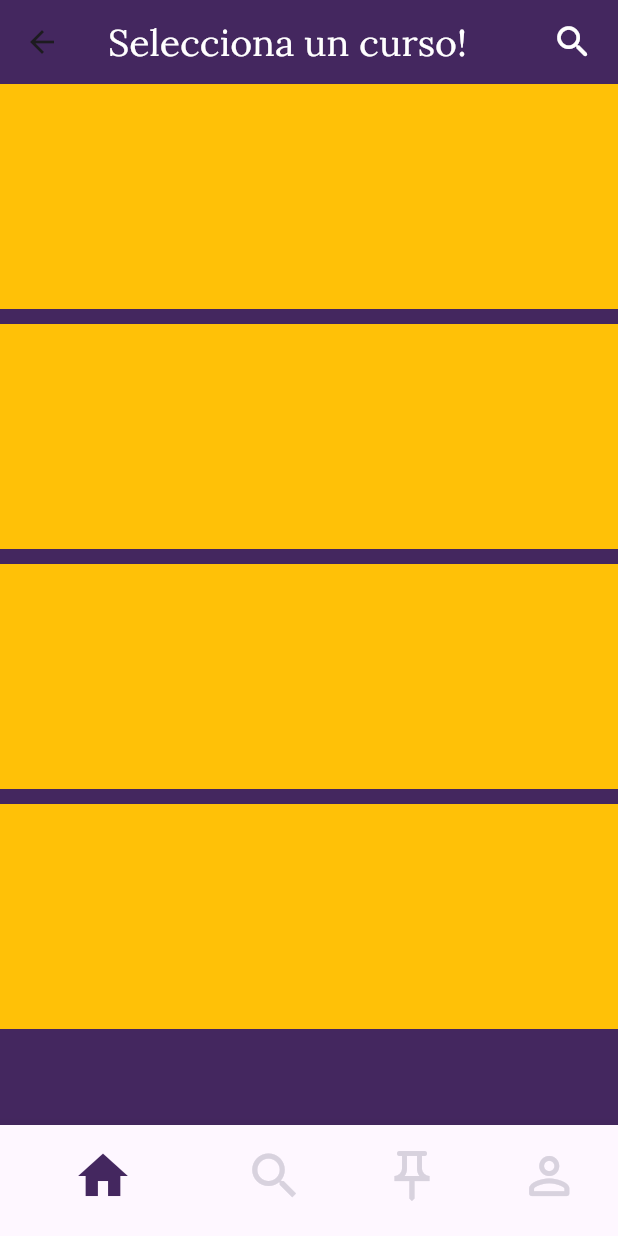
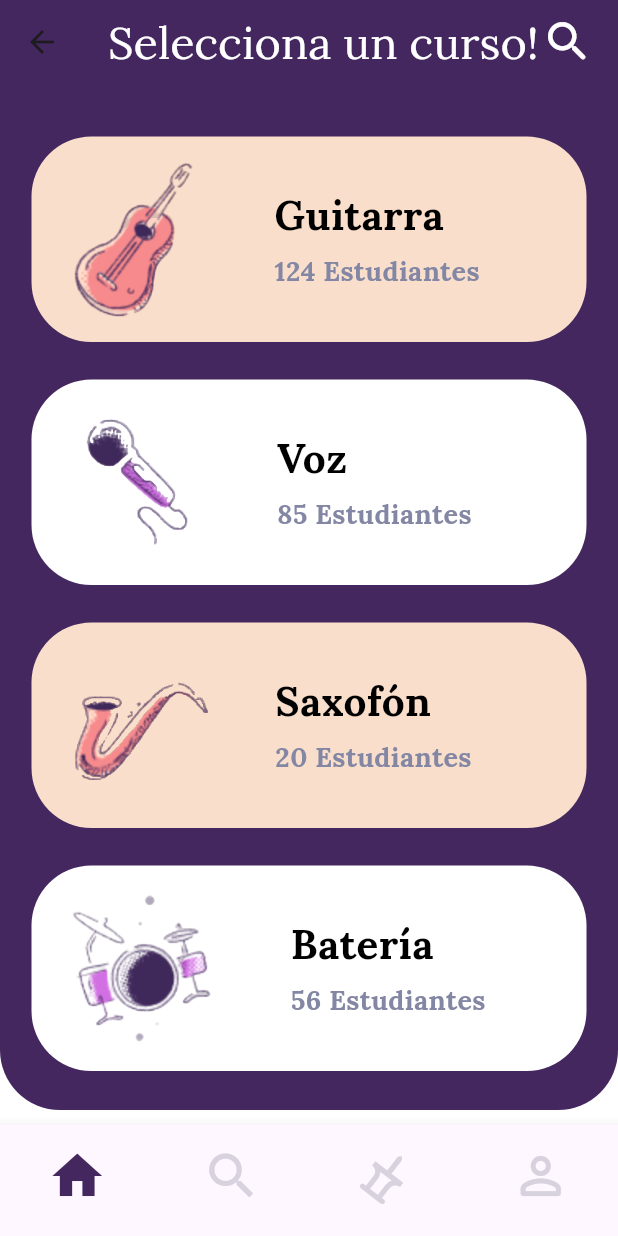
Before and after one commit to Jhon-Giraldo/weinflu_certification_app, a Flutter app: the LandingScreen screen opened by its route, on a phone screen of 412 x 824 dp. Run offline on Flutter 3.47's test engine with Material 2 defaults, Android fonts, the phone set to English and light mode, and no system bars.

Commit message:
Landing Screen Done

```diff
--- a/lib/app.dart
+++ b/lib/app.dart
@@ -1,9 +1,9 @@
 import 'package:flutter/material.dart';
-import 'package:weinflu_app_idea/config/app_routes.dart';
-import 'package:weinflu_app_idea/presentation/screens/guitar_course_screen.dart';
-import 'package:weinflu_app_idea/presentation/screens/landing_screen.dart';
 
+import 'config/app_routes.dart';
 import 'config/theme/theme_config.dart';
+import 'presentation/screens/guitar_course_screen.dart';
+import 'presentation/screens/landing_screen.dart';
 import 'presentation/screens/onboarding_screen.dart';
 
 class WeinFluMusic extends StatelessWidget {
--- a/lib/config/theme/theme_config.dart
+++ b/lib/config/theme/theme_config.dart
@@ -20,7 +20,7 @@ class ThemeConfig {
         displayLarge: AppTextStylesService.logoTextStyle,
         displayMedium: AppTextStylesService.buttonTextStyle,
         bodyLarge: AppTextStylesService.appbarTextStyle,
-        bodyMedium: AppTextStylesService.captionStyle,
+        bodyMedium: AppTextStylesService.subtittleStyle,
       ),
     );
   }
--- a/lib/infrastructure/services/app_colors_service.dart
+++ b/lib/infrastructure/services/app_colors_service.dart
@@ -3,11 +3,12 @@ import 'package:flutter/material.dart';
 class AppColorsService {
   AppColorsService._();
   static const Color primaryColor = Color(0xFF44275F);
-  static const Color cardColor1 = Color(0xFFFEDDCA);
-  static const Color cardColor2 = Color(0xFF000000);
+  static const Color cardColor1 = Color(0xFFF9DFCB);
+  static const Color cardColor2 = Color(0xFFFFFFFF);
   static const Color principalIcons = Color(0xFFFFFFFF);
   static const Color navigationselectedIcon = Color(0xFF44275F);
   static const Color navigationUnselectedIcon = Color(0xFFD8D2DE);
   static const Color whiteColor = Color(0xFFFFFFFF);
   static const Color blackColor = Color(0xFF000000);
+  static const Color subtittleColor = Color(0xFF8387A4);
 }
--- /dev/null
+++ b/lib/infrastructure/services/app_images_service.dart
@@ -0,0 +1,10 @@
+class AppImagesService {
+  AppImagesService._();
+
+  static const List<String> images = [
+    'assets/images/guitar.png',
+    'assets/images/microphone.png',
+    'assets/images/saxophone.png',
+    'assets/images/drums.png',
+  ];
+}
--- /dev/null
+++ b/lib/infrastructure/services/app_subtitles_service.dart
@@ -0,0 +1,10 @@
+class AppSubtitlesService {
+  AppSubtitlesService._();
+
+  static const List<String> subtitles = [
+    '124 Estudiantes',
+    '85 Estudiantes',
+    '20 Estudiantes',
+    '56 Estudiantes',
+  ];
+}
--- a/lib/infrastructure/services/app_text_style_service.dart
+++ b/lib/infrastructure/services/app_text_style_service.dart
@@ -1,5 +1,6 @@
 import 'package:flutter/material.dart';
-import 'package:weinflu_app_idea/infrastructure/services/app_colors_service.dart';
+
+import 'app_colors_service.dart';
 
 class AppTextStylesService {
   AppTextStylesService._();
@@ -19,14 +20,21 @@ class AppTextStylesService {
   );
 
   static const TextStyle appbarTextStyle = TextStyle(
-    fontSize: 25,
+    fontSize: 30,
     color: AppColorsService.whiteColor,
     fontStyle: FontStyle.normal,
   );
 
-  static const TextStyle captionStyle = TextStyle(
-    fontSize: 12,
+  static const TextStyle tittleStyle = TextStyle(
+    fontSize: 27,
     color: AppColorsService.blackColor,
     fontStyle: FontStyle.normal,
   );
+
+  static const TextStyle subtittleStyle = TextStyle(
+    fontSize: 18,
+    color: AppColorsService.subtittleColor,
+    fontStyle: FontStyle.normal,
+    fontWeight: FontWeight.bold,
+  );
 }
--- /dev/null
+++ b/lib/infrastructure/services/app_titles_service.dart
@@ -0,0 +1,10 @@
+class AppTitlesService {
+  AppTitlesService._();
+
+  static const List<String> titles = [
+    'Guitarra',
+    'Voz',
+    'Saxofón',
+    'Batería',
+  ];
+}
--- a/lib/presentation/screens/guitar_course_screen.dart
+++ b/lib/presentation/screens/guitar_course_screen.dart
@@ -5,6 +5,11 @@ class GuitarCourseScreen extends StatelessWidget {
 
   @override
   Widget build(BuildContext context) {
-    return Container();
+    return Scaffold(
+      appBar: AppBar(),
+      body: const Center(
+        child: Text('Guitar Course Screen'),
+      ),
+    );
   }
 }
--- a/lib/presentation/screens/landing_screen.dart
+++ b/lib/presentation/screens/landing_screen.dart
@@ -1,6 +1,9 @@
 import 'package:flutter/material.dart';
-import 'package:weinflu_app_idea/infrastructure/services/app_colors_service.dart';
-import 'package:weinflu_app_idea/infrastructure/services/app_text_style_service.dart';
+
+import '../../infrastructure/services/app_colors_service.dart';
+import '../../infrastructure/services/app_text_style_service.dart';
+import '../widgets/cards_container_widget.dart';
+import '../widgets/custom_bottom_navigation_bar_widget.dart';
 
 class LandingScreen extends StatelessWidget {
   const LandingScreen({super.key});
@@ -22,7 +25,7 @@ class LandingScreen extends StatelessWidget {
             Icon(
               Icons.search_rounded,
               color: AppColorsService.principalIcons,
-              size: 28,
+              size: 35,
             ),
           ],
         ),
@@ -38,83 +41,3 @@ class LandingScreen extends StatelessWidget {
     );
   }
 }
-
-class CardsContainer extends StatelessWidget {
-  const CardsContainer({
-    super.key,
-  });
-
-  @override
-  Widget build(BuildContext context) {
-    return Container(
-      color: AppColorsService.primaryColor,
-      child: ListView.builder(
-        itemCount: 4,
-        itemBuilder: (BuildContext _, int index) => const CardWidget(),
-      ),
-    );
-  }
-}
-
-class CardWidget extends StatelessWidget {
-  const CardWidget({
-    super.key,
-  });
-
-  @override
-  Widget build(BuildContext context) {
-    return Container(
-      height: 150,
-      color: Colors.amber,
-      margin: const EdgeInsets.only(bottom: 10),
-    );
-  }
-}
-
-class CustomBottomNavigationBar extends StatelessWidget {
-  const CustomBottomNavigationBar({
-    super.key,
-  });
-
-  @override
-  Widget build(BuildContext context) {
-    return BottomNavigationBar(
-      showSelectedLabels: false,
-      showUnselectedLabels: false,
-      items: const [
-        BottomNavigationBarItem(
-          icon: Icon(
-            Icons.home,
-            color: AppColorsService.navigationselectedIcon,
-            size: 40,
-          ),
-          label: '',
-        ),
-        BottomNavigationBarItem(
-          icon: Icon(
-            Icons.search,
-            color: AppColorsService.navigationUnselectedIcon,
-            size: 40,
-          ),
-          label: '',
-        ),
-        BottomNavigationBarItem(
-          icon: Icon(
-            Icons.push_pin_outlined,
-            color: AppColorsService.navigationUnselectedIcon,
-            size: 40,
-          ),
-          label: '',
-        ),
-        BottomNavigationBarItem(
-          icon: Icon(
-            Icons.person_outline_rounded,
-            color: AppColorsService.navigationUnselectedIcon,
-            size: 40,
-          ),
-          label: '',
-        ),
-      ],
-    );
-  }
-}
--- /dev/null
+++ b/lib/presentation/widgets/card_widget.dart
@@ -0,0 +1,74 @@
+import 'package:flutter/material.dart';
+
+import '../../infrastructure/services/app_colors_service.dart';
+import '../../infrastructure/services/app_text_style_service.dart';
+
+class CardWidget extends StatelessWidget {
+  final int index;
+  final String imageUrl;
+  final String title;
+  final String subtitle;
+
+  const CardWidget({
+    required this.index,
+    required this.imageUrl,
+    required this.title,
+    required this.subtitle,
+    super.key,
+  });
+
+  @override
+  Widget build(BuildContext context) {
+    return GestureDetector(
+      onTap: () {
+        if (index == 0) {
+          Navigator.of(context).pushNamed('guitarCourseScreen');
+        }
+      },
+      child: Align(
+        alignment: Alignment.center,
+        child: SizedBox(
+          width: 370,
+          height: 162,
+          child: Container(
+            decoration: BoxDecoration(
+                color: index % 2 == 0
+                    ? AppColorsService.cardColor1
+                    : AppColorsService.cardColor2,
+                borderRadius: const BorderRadius.all(Radius.circular(40))),
+            margin: const EdgeInsets.only(bottom: 25),
+            child: Row(
+              mainAxisAlignment: MainAxisAlignment.start,
+              children: [
+                Padding(
+                  padding: const EdgeInsets.all(8.0),
+                  child: Image.asset(imageUrl),
+                ),
+                const SizedBox(
+                  width: 20,
+                ),
+                Column(
+                  mainAxisAlignment: MainAxisAlignment.center,
+                  crossAxisAlignment: CrossAxisAlignment.start,
+                  children: [
+                    Text(
+                      title,
+                      style: AppTextStylesService.tittleStyle,
+                    ),
+                    const SizedBox(
+                      height: 5,
+                    ),
+                    Text(
+                      subtitle,
+                      style: AppTextStylesService.subtittleStyle,
+                    ),
+                  ],
+                )
+              ],
+            ),
+          ),
+        ),
+      ),
+    );
+  }
+}
--- /dev/null
+++ b/lib/presentation/widgets/cards_container_widget.dart
@@ -0,0 +1,38 @@
+import 'package:flutter/material.dart';
+
+import '../../infrastructure/services/app_colors_service.dart';
+import '../../infrastructure/services/app_images_service.dart';
+import '../../infrastructure/services/app_subtitles_service.dart';
+import '../../infrastructure/services/app_titles_service.dart';
+import 'card_widget.dart';
+
+class CardsContainer extends StatelessWidget {
+  const CardsContainer({
+    super.key,
+  });
+
+  @override
+  Widget build(BuildContext context) {
+    return Container(
+      decoration: const BoxDecoration(
+        borderRadius: BorderRadius.only(
+          bottomLeft: Radius.circular(40),
+          bottomRight: Radius.circular(40),
+        ),
+        color: AppColorsService.primaryColor,
+      ),
+      child: Container(
+        margin: const EdgeInsets.only(top: 35),
+        child: ListView.builder(
+          physics: const NeverScrollableScrollPhysics(),
+          itemCount: 4,
+          itemBuilder: (BuildContext _, int index) => CardWidget(
+              index: index,
+              imageUrl: AppImagesService.images[index],
+              title: AppTitlesService.titles[index],
+              subtitle: AppSubtitlesService.subtitles[index]),
+        ),
+      ),
+    );
+  }
+}
--- /dev/null
+++ b/lib/presentation/widgets/custom_bottom_navigation_bar_widget.dart
@@ -0,0 +1,54 @@
+import 'package:flutter/material.dart';
+
+import '../../infrastructure/services/app_colors_service.dart';
+
+class CustomBottomNavigationBar extends StatelessWidget {
+  const CustomBottomNavigationBar({
+    super.key,
+  });
+
+  @override
+  Widget build(BuildContext context) {
+    return Container(
+      margin: const EdgeInsets.only(top: 10),
+      child: BottomNavigationBar(
+        type: BottomNavigationBarType.fixed,
+        currentIndex: 0,
+        iconSize: 40,
+        showSelectedLabels: false,
+        showUnselectedLabels: false,
+        unselectedItemColor: AppColorsService.navigationUnselectedIcon,
+        selectedItemColor: AppColorsService.navigationselectedIcon,
+        items: [
+          const BottomNavigationBarItem(
+            icon: Icon(
+              Icons.home,
+            ),
+            label: '',
+          ),
+          const BottomNavigationBarItem(
+            icon: Icon(
+              Icons.search,
+            ),
+            label: '',
+          ),
+          BottomNavigationBarItem(
+            icon: Transform.rotate(
+              angle: 3.8,
+              child: const Icon(
+                Icons.push_pin_outlined,
+              ),
+            ),
+            label: '',
+          ),
+          const BottomNavigationBarItem(
+            icon: Icon(
+              Icons.person_outline_rounded,
+            ),
+            label: '',
+          ),
+        ],
+      ),
+    );
+  }
+}
--- a/pubspec.yaml
+++ b/pubspec.yaml
@@ -60,7 +60,7 @@ flutter:
 
   # To add assets to your application, add an assets section, like this:
   assets:
-    - assets/
+    - assets/images/
   #   - images/a_dot_ham.jpeg
 
   # An image asset can refer to one or more resolution-specific "variants", see
```
Also changed, not shown: assets/images/drums.png (added), assets/images/guitar.png (added), assets/images/microphone.png (added), assets/images/saxophone.png (added).
